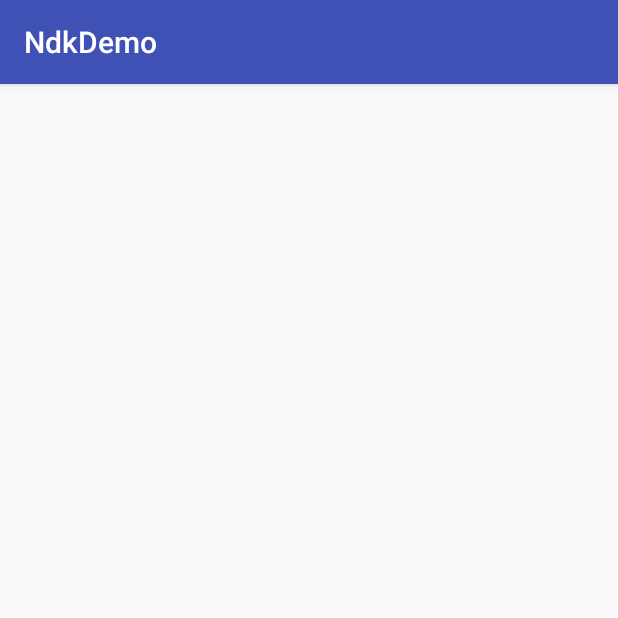
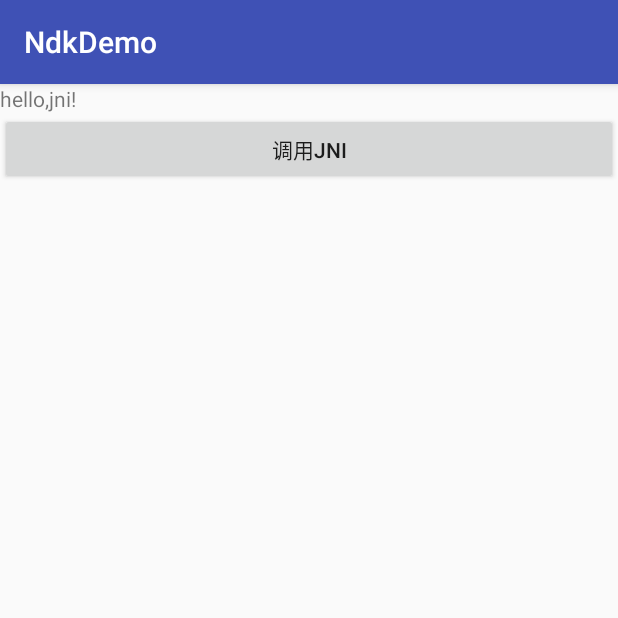
Before and after one commit to jason0539/NdkDemo, an Android app: the screen it shows after launch (MainActivity), on a phone screen of 412 x 824 dp, the top half of it. Run offline under Robolectric (Android 15) with nearby library versions, the phone set to English and light mode, and no system bars.

Commit message:
调用Jni (把运行生成的so放到app/src/main下的jniLibs中,之前的jni目录和build.gradle中的配置就不需要了)

```diff
--- a/app/src/main/java/com/lzh/ndkdemo/MainActivity.java
+++ b/app/src/main/java/com/lzh/ndkdemo/MainActivity.java
@@ -2,6 +2,10 @@ package com.lzh.ndkdemo;
 
 import android.os.Bundle;
 import android.support.v7.app.AppCompatActivity;
+import android.view.View;
+import android.widget.TextView;
+
+import com.lzh.ndkdemo.jni.JniUtil;
 
 public class MainActivity extends AppCompatActivity {
 
@@ -9,5 +13,11 @@ public class MainActivity extends AppCompatActivity {
     protected void onCreate(Bundle savedInstanceState) {
         super.onCreate(savedInstanceState);
         setContentView(R.layout.activity_main);
+        findViewById(R.id.btn_calljni).setOnClickListener(new View.OnClickListener() {
+            @Override
+            public void onClick(View v) {
+                ((TextView)findViewById(R.id.tv_show)).setText(new JniUtil().test());
+            }
+        });
     }
 }
--- a/app/src/main/res/layout/activity_main.xml
+++ b/app/src/main/res/layout/activity_main.xml
@@ -6,5 +6,14 @@
     android:orientation="vertical"
     android:layout_height="match_parent">
 
-
+    <TextView
+        android:id="@+id/tv_show"
+        android:text="hello,jni!"
+        android:layout_width="wrap_content"
+        android:layout_height="wrap_content"/>
+    <Button
+        android:layout_width="match_parent"
+        android:id="@+id/btn_calljni"
+        android:text="调用jni"
+        android:layout_height="wrap_content"/>
 </LinearLayout>
```
